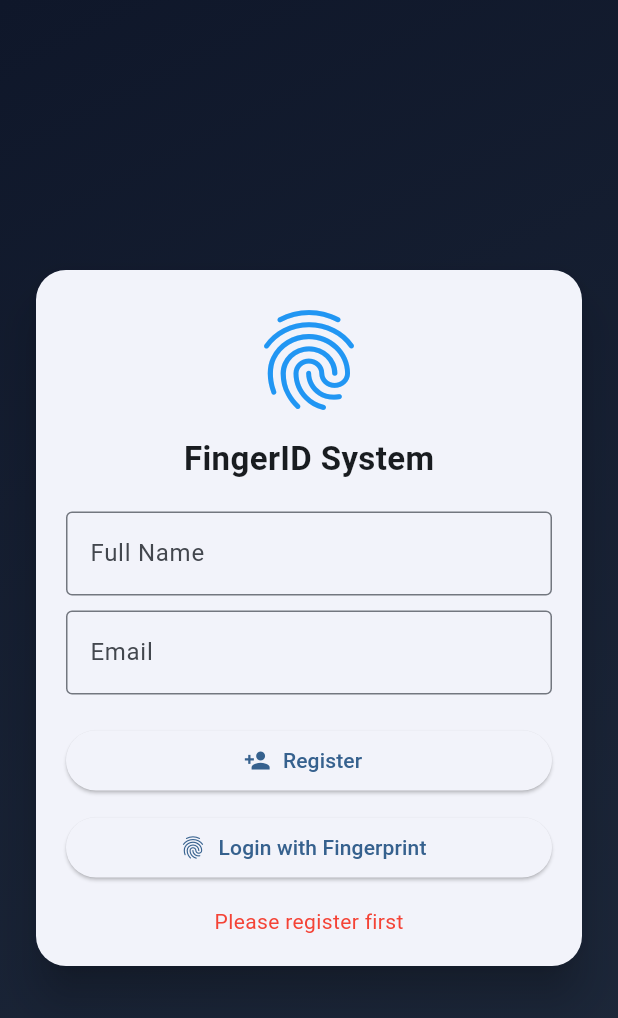
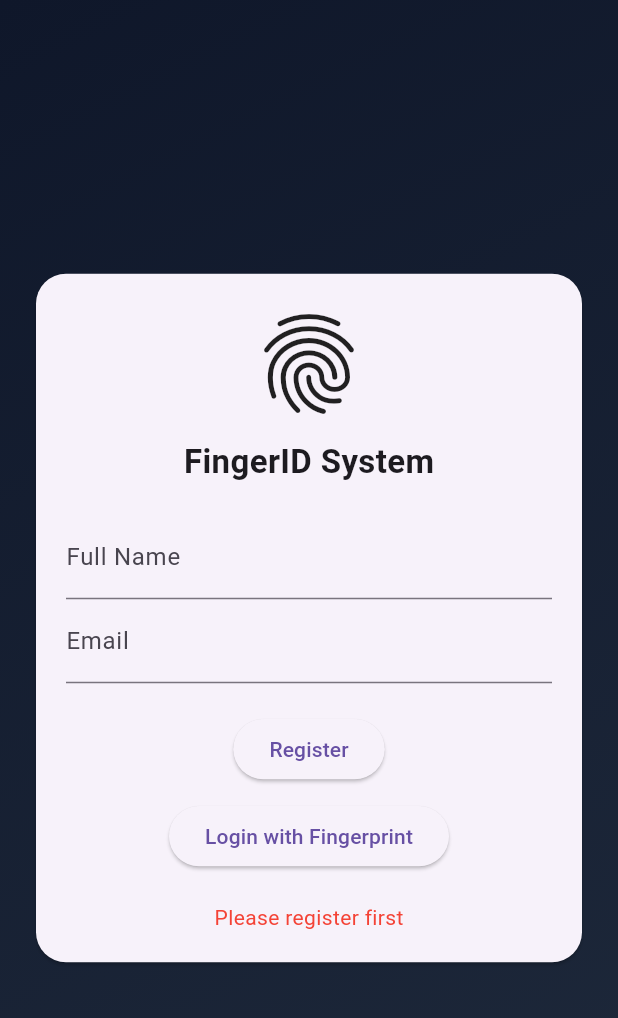
Before and after one commit to AhsanulAminShanto/fingerid, a Flutter app: the screen it shows after launch, after a tap on "Register", after a tap on "Login with Fingerprint", on a phone screen of 412 x 824 dp. Shown: the top 1018 px of the screen. Run offline on Flutter 3.47's test engine with Material 3 defaults, Android fonts, the phone set to English and light mode, and no system bars; our stand-ins replace local_auth, shared_preferences.

Commit message:
Add user storage for user login and modify and correct home page , add back button in home page

```diff
--- a/fingerid_app/lib/main.dart
+++ b/fingerid_app/lib/main.dart
@@ -1,9 +1,10 @@
 import 'package:flutter/material.dart';
 import 'package:http/http.dart' as http;
+import 'package:local_auth/local_auth.dart';
 import 'dart:convert';
 
+import 'storage/user_storage.dart';
 import 'home_page.dart';
-import 'scan_page.dart';
 
 void main() {
   runApp(const FingerIDApp());
@@ -16,8 +17,6 @@ class FingerIDApp extends StatelessWidget {
   Widget build(BuildContext context) {
     return MaterialApp(
       debugShowCheckedModeBanner: false,
-      title: "FingerID System",
-      theme: ThemeData(useMaterial3: true, colorSchemeSeed: Colors.blue),
       home: const FingerHomePage(),
     );
   }
@@ -34,6 +33,8 @@ class _FingerHomePageState extends State<FingerHomePage> {
   final nameCtrl = TextEditingController();
   final emailCtrl = TextEditingController();
 
+  final LocalAuthentication auth = LocalAuthentication();
+
   final String baseUrl = "http://192.168.0.106:5176";
 
   String status = "";
@@ -42,8 +43,31 @@ class _FingerHomePageState extends State<FingerHomePage> {
 
   bool loading = false;
 
-  // ================= REGISTER =================
+  @override
+  void initState() {
+    super.initState();
+    loadUser();
+  }
+
+  Future<void> loadUser() async {
+    final id = await UserStorage.getUserId();
+    if (id != null) {
+      setState(() {
+        userId = id;
+        status = "Welcome back 👋";
+      });
+    }
+  }
+
   Future<void> register() async {
+    final name = nameCtrl.text.trim();
+    final email = emailCtrl.text.trim();
+
+    if (name.isEmpty || email.isEmpty) {
+      setState(() => error = "Name and Email required");
+      return;
+    }
+
     setState(() {
       loading = true;
       error = "";
@@ -54,8 +78,8 @@ class _FingerHomePageState extends State<FingerHomePage> {
         Uri.parse("$baseUrl/api/users/register"),
         headers: {"Content-Type": "application/json"},
         body: jsonEncode({
-          "name": nameCtrl.text.trim(),
-          "email": emailCtrl.text.trim(),
+          "name": name,
+          "email": email,
           "deviceId": "mobile_01",
         }),
       );
@@ -63,40 +87,78 @@ class _FingerHomePageState extends State<FingerHomePage> {
       final data = jsonDecode(res.body);
 
       if (res.statusCode == 200) {
+        userId = data["userId"];
+        await UserStorage.saveUserId(userId!);
+
         setState(() {
-          userId = data["userId"];
-          status = "Registration Successful 🎉";
+          status = "Registered Successfully 🎉";
         });
       } else {
-        setState(() {
-          error = data.toString();
-        });
+        setState(() => error = data.toString());
       }
     } catch (e) {
-      setState(() => error = e.toString());
+      setState(() => error = "Server error: $e");
     } finally {
       setState(() => loading = false);
     }
   }
 
-  // ================= GO TO SCAN PAGE =================
-  void goToLogin() {
+  // ================= UPDATED LOGIN FUNCTION =================
+  Future<void> loginWithFingerprint() async {
     if (userId == null) {
-      setState(() {
-        error = "Please register first";
-      });
+      setState(() => error = "Please register first");
       return;
     }
 
-    Navigator.push(
-      context,
-      MaterialPageRoute(
-        builder: (context) => ScanPage(userId: userId!, baseUrl: baseUrl),
+    bool authOk = await auth.authenticate(
+      localizedReason: "Scan fingerprint to login",
+      options: const AuthenticationOptions(
+        biometricOnly: true,
+        stickyAuth: true,
       ),
     );
+
+    if (!authOk) {
+      setState(() => error = "Fingerprint failed");
+      return;
+    }
+
+    final res = await http.post(
+      Uri.parse("$baseUrl/api/fingerprint/verify"),
+      headers: {"Content-Type": "application/json"},
+      body: jsonEncode({"userId": userId, "deviceId": "mobile_01"}),
+    );
+
+    if (res.statusCode == 200) {
+      final data = jsonDecode(res.body);
+
+      setState(() {
+        status = "Login Success 🎉 ${data["message"]}";
+        error = "";
+      });
+
+      // 🔥 NAVIGATE TO HOME PAGE (NEW PART)
+      Navigator.pushReplacement(
+        context,
+        MaterialPageRoute(
+          builder: (context) => HomePage(
+            message: data["message"] ?? "Login Successful",
+            userId: userId!,
+          ),
+        ),
+      );
+    } else {
+      setState(() => error = "Login failed");
+    }
   }
 
-  // ================= UI =================
+  @override
+  void dispose() {
+    nameCtrl.dispose();
+    emailCtrl.dispose();
+    super.dispose();
+  }
+
   @override
   Widget build(BuildContext context) {
     return Scaffold(
@@ -113,7 +175,6 @@ class _FingerHomePageState extends State<FingerHomePage> {
             child: Padding(
               padding: const EdgeInsets.all(20),
               child: Card(
-                elevation: 12,
                 shape: RoundedRectangleBorder(
                   borderRadius: BorderRadius.circular(20),
                 ),
@@ -121,14 +182,8 @@ class _FingerHomePageState extends State<FingerHomePage> {
                   padding: const EdgeInsets.all(20),
                   child: Column(
                     children: [
-                      const Icon(
-                        Icons.fingerprint,
-                        size: 80,
-                        color: Colors.blue,
-                      ),
-
+                      const Icon(Icons.fingerprint, size: 80),
                       const SizedBox(height: 10),
-
                       const Text(
                         "FingerID System",
                         style: TextStyle(
@@ -136,50 +191,35 @@ class _FingerHomePageState extends State<FingerHomePage> {
                           fontWeight: FontWeight.bold,
                         ),
                       ),
-
                       const SizedBox(height: 20),
 
                       TextField(
                         controller: nameCtrl,
                         decoration: const InputDecoration(
                           labelText: "Full Name",
-                          border: OutlineInputBorder(),
                         ),
+                      ),
+
+                      TextField(
+                        controller: emailCtrl,
+                        decoration: const InputDecoration(labelText: "Email"),
+                      ),
+
+                      const SizedBox(height: 20),
+
+                      ElevatedButton(
+                        onPressed: loading ? null : register,
+                        child: const Text("Register"),
                       ),
 
                       const SizedBox(height: 10),
 
-                      TextField(
-                        controller: emailCtrl,
-                        decoration: const InputDecoration(
-                          labelText: "Email",
-                          border: OutlineInputBorder(),
-                        ),
+                      ElevatedButton(
+                        onPressed: loginWithFingerprint,
+                        child: const Text("Login with Fingerprint"),
                       ),
 
                       const SizedBox(height: 20),
-
-                      SizedBox(
-                        width: double.infinity,
-                        child: ElevatedButton.icon(
-                          onPressed: loading ? null : register,
-                          icon: const Icon(Icons.person_add),
-                          label: const Text("Register"),
-                        ),
-                      ),
-
-                      const SizedBox(height: 10),
-
-                      SizedBox(
-                        width: double.infinity,
-                        child: ElevatedButton.icon(
-                          onPressed: goToLogin,
-                          icon: const Icon(Icons.fingerprint),
-                          label: const Text("Login with Fingerprint"),
-                        ),
-                      ),
-
-                      const SizedBox(height: 15),
 
                       if (status.isNotEmpty)
                         Text(
--- /dev/null
+++ b/fingerid_app/lib/storage/user_storage.dart
@@ -0,0 +1,20 @@
+import 'package:shared_preferences/shared_preferences.dart';
+
+class UserStorage {
+  static const _key = "userId";
+
+  static Future<void> saveUserId(String id) async {
+    final prefs = await SharedPreferences.getInstance();
+    await prefs.setString(_key, id);
+  }
+
+  static Future<String?> getUserId() async {
+    final prefs = await SharedPreferences.getInstance();
+    return prefs.getString(_key);
+  }
+
+  static Future<void> clear() async {
+    final prefs = await SharedPreferences.getInstance();
+    await prefs.remove(_key);
+  }
+}
--- a/fingerid_app/pubspec.yaml
+++ b/fingerid_app/pubspec.yaml
@@ -37,6 +37,7 @@ dependencies:
   http: ^1.6.0
   local_auth: ^2.3.0
   url_launcher: ^6.3.0
+  shared_preferences: ^2.2.3
 
 dev_dependencies:
   flutter_test:
```
Also changed, not shown: fingerid_app/lib/home_page.dart (+21 -0 lines), fingerid_app/lib/scan_page.dart (deleted, +0 -91 lines), fingerid_app/pubspec.lock, 1 other file.
